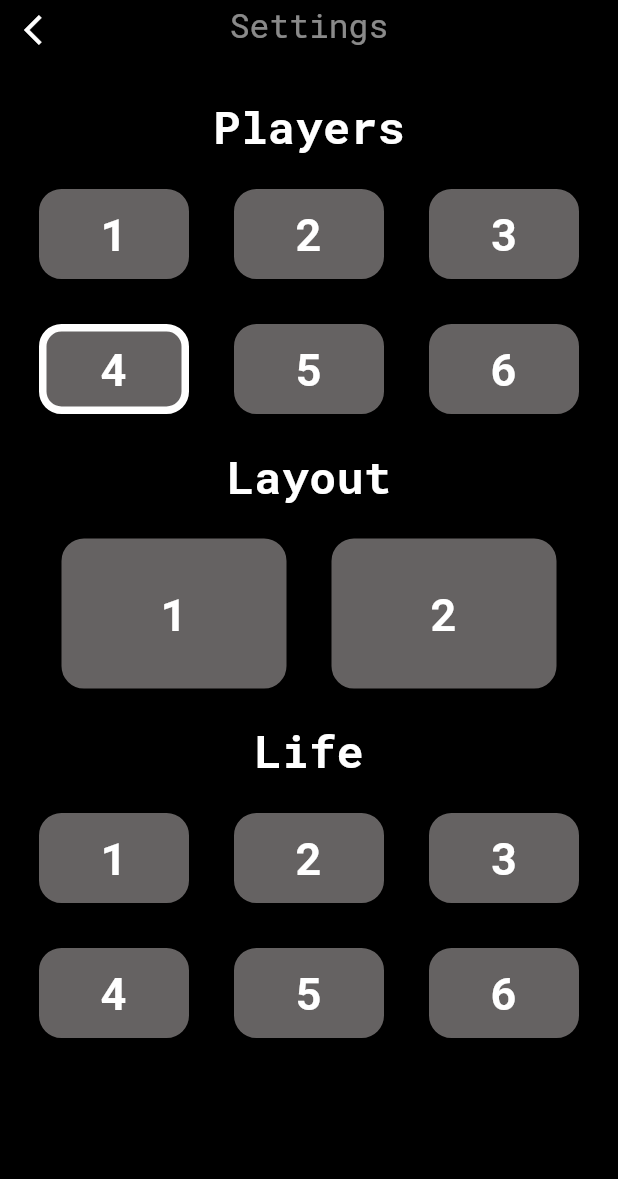
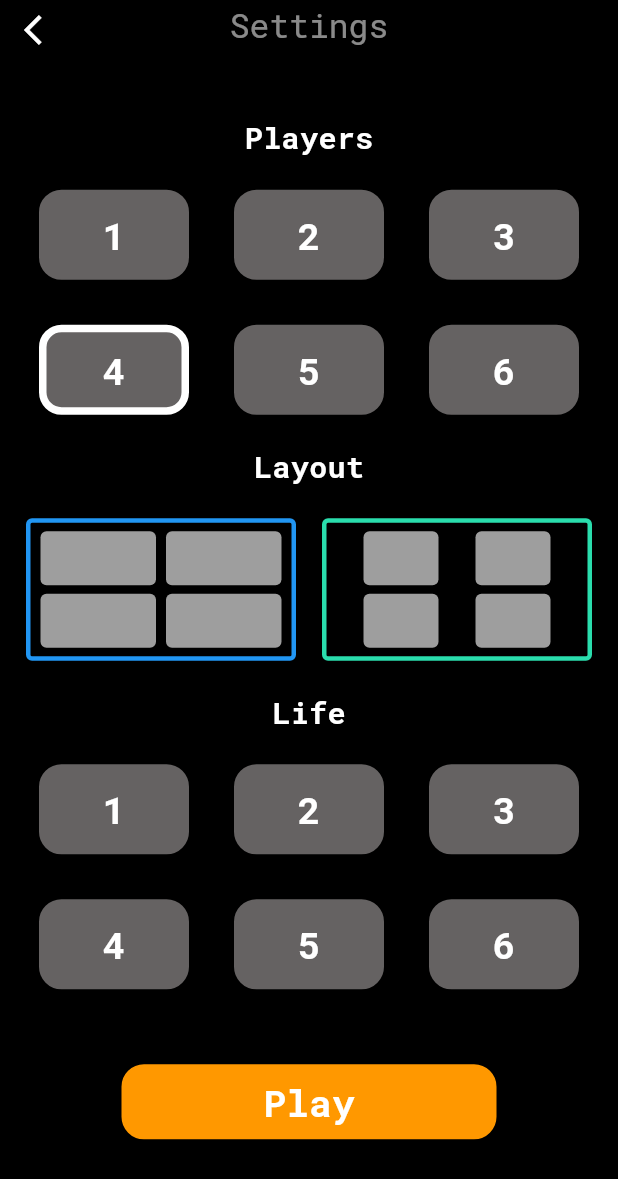
Before and after one commit to trand95/lp_counter, a Flutter app: the SettingScreen screen opened by its route, after a tap on an icon or button, on a phone screen of 412 x 824 dp. Shown: the top 1179 px of the screen. Run offline on Flutter 3.47's test engine with Material 3 defaults, Android fonts, the phone set to English and light mode, and no system bars; our stand-ins replace gap.

Commit message:
fith commit

```diff
--- a/lib/main.dart
+++ b/lib/main.dart
@@ -1,8 +1,11 @@
 import 'package:flutter/material.dart';
 import 'package:lp_counter/src/screens/home_screen.dart';
 import 'package:lp_counter/src/screens/setting_screen.dart';
+import 'package:flutter/services.dart';
 
 void main() {
+  WidgetsFlutterBinding.ensureInitialized();
+  SystemChrome.setPreferredOrientations([DeviceOrientation.portraitUp]);
   runApp(MagicLifeCounter());
 }
 
--- a/lib/src/screens/home_screen.dart
+++ b/lib/src/screens/home_screen.dart
@@ -1,4 +1,5 @@
 import 'package:flutter/material.dart';
+import 'package:flutter/widgets.dart';
 import 'package:gap/gap.dart';
 import 'package:lp_counter/src/styles/button.dart';
 
@@ -19,13 +20,24 @@ class _HomeScreenState extends State<HomeScreen> {
         child: Center(
           child: Column(
             children: [
-              const Text(
+              ShaderMask(
+                shaderCallback: (bounds) => const RadialGradient(
+                  center: Alignment.center,
+                  radius: 1.0,
+                  colors: [
+                    Colors.yellow,
+                    Colors.deepOrange,
+                  ],
+                  tileMode: TileMode.mirror,
+                ).createShader(bounds),
+                child: const Text(
                   'MAGIC',
                   style: TextStyle(
                       color: Colors.white,
                       fontWeight: FontWeight.bold,
                       fontSize: 80,
                       fontFamily: 'SATAM'),
+                ),
               ),
               const Text(
                 '    Life Counter',
--- a/lib/src/screens/setting_screen.dart
+++ b/lib/src/screens/setting_screen.dart
@@ -5,6 +5,8 @@ import 'package:gap/gap.dart';
 import 'package:lp_counter/src/styles/button_text.dart';
 import 'package:lp_counter/src/styles/app_buttons.dart';
 import 'package:lp_counter/src/styles/color.dart';
+import 'package:lp_counter/src/styles/layout_41.dart';
+import 'package:lp_counter/src/styles/layout_42.dart';
 
 class SettingScreen extends StatefulWidget {
   const SettingScreen({super.key});
@@ -39,29 +41,58 @@ class _SettingScreenState extends State<SettingScreen> {
       body: Padding(
         padding: const EdgeInsetsDirectional.fromSTEB(0, 30, 0, 0),
         child: Center(
+          child: SingleChildScrollView(
             child: Column(
               children: [
-              ButtonText(size: 30, text: 'Players', color: white),
+                ButtonText(size: 20, text: 'Players', color: white),
                 const Gap(20),
                 _playerSection(),
                 const Gap(20),
                 Visibility(
                   visible: isVisible,
-                child: ButtonText(size: 30, text: 'Layout', color: white),
+                  child: ButtonText(size: 20, text: 'Layout', color: white),
                 ),
                 const Gap(20),
                 _layoutSection(),
                 const Gap(20),
-              ButtonText(size: 30, text: 'Life', color: white),
+                ButtonText(size: 20, text: 'Life', color: white),
                 const Gap(20),
                 _lifeSection(),
+                const Gap(50),
+                AppButtons(
+                  height: 50,
+                  width: 250,
+                  color: white,
+                  backgroundColor: Colors.orange,
+                  borderColor: Colors.orange,
+                  text: 'Play',
+                ),
+                const Gap(50),
               ],
+            ),
           ),
         ),
       ),
     );
   }
 
+  Visibility _layoutSection() {
+    return Visibility(
+        visible: isVisible,
+        child: InkWell(
+          onTap: () {
+            setState(() {
+              selectedLayout = index;
+            });
+          },
+          child: const Row(
+            mainAxisAlignment: MainAxisAlignment.spaceEvenly,
+            children: [Layout41(), Layout42()],
+          ),
+        ));
+  }
+
+/*
   Visibility _layoutSection() {
     return Visibility(
       visible: isVisible,
@@ -76,7 +107,7 @@ class _SettingScreenState extends State<SettingScreen> {
                 selectedLayout = index;
               });
             },
-            child: AppButtons(
+            child: const Layout41(),/*AppButtons(
                 height: 100,
                 width: 150,
                 color: white,
@@ -85,13 +116,13 @@ class _SettingScreenState extends State<SettingScreen> {
                     ? white
                     : const Color.fromARGB(255, 101, 98, 98),
                 isIcon: false,
-                text: (index + 1).toString()),
+                text: (index + 1).toString()),*/
           ),
         ),
       ),
     );
   }
-
+*/
   Wrap _playerSection() {
     return Wrap(
       spacing: 30,
--- a/lib/src/styles/app_buttons.dart
+++ b/lib/src/styles/app_buttons.dart
@@ -37,7 +37,7 @@ class AppButtons extends StatelessWidget {
           ? Center(
               child: Text(text!,
                   style: TextStyle(
-                      color: color, fontSize: 30, fontWeight: FontWeight.bold)))
+                      color: color, fontSize: 25, fontWeight: FontWeight.bold)))
           : Icon(icon, color: color),
     );
   }
--- a/lib/src/styles/button.dart
+++ b/lib/src/styles/button.dart
@@ -3,11 +3,11 @@ import 'package:lp_counter/src/styles/color.dart';
 
 final ButtonStyle buttonStart = ElevatedButton.styleFrom(
   minimumSize: const Size(250, 50),
-  backgroundColor: orange,
+  backgroundColor: Colors.orange,
   elevation: 0,
   shape: const RoundedRectangleBorder(
     borderRadius: BorderRadius.all(
-      Radius.circular(10),
+      Radius.circular(25),
     ),
   ),
 );
--- /dev/null
+++ b/lib/src/styles/layout_41.dart
@@ -0,0 +1,58 @@
+import 'package:flutter/material.dart';
+
+class Layout41 extends StatelessWidget {
+  final double height = 36;
+  final double width = 77;
+  const Layout41({super.key});
+
+  @override
+  Widget build(BuildContext context) {
+    return Container(
+      height: 95,
+      width: 180,
+      decoration: BoxDecoration(
+          border: Border.all(color: Colors.blue, width: 3),
+          borderRadius: BorderRadius.circular(4),
+          color: Colors.black),
+      child: Column(
+        mainAxisAlignment: MainAxisAlignment.spaceEvenly,
+        children: [
+          Row(
+            mainAxisAlignment: MainAxisAlignment.spaceEvenly,
+            children: [
+              Container(
+                height: height,
+                width: width,
+                decoration: BoxDecoration(
+                    borderRadius: BorderRadius.circular(4), color: Colors.grey),
+              ),
+              Container(
+                height: height,
+                width: width,
+                decoration: BoxDecoration(
+                    borderRadius: BorderRadius.circular(4), color: Colors.grey),
+              ),
+            ],
+          ),
+          Row(
+            mainAxisAlignment: MainAxisAlignment.spaceEvenly,
+            children: [
+              Container(
+                height: height,
+                width: width,
+                decoration: BoxDecoration(
+                    borderRadius: BorderRadius.circular(4), color: Colors.grey),
+              ),
+              Container(
+                height: height,
+                width: width,
+                decoration: BoxDecoration(
+                    borderRadius: BorderRadius.circular(4), color: Colors.grey),
+              ),
+            ],
+          ),
+        ],
+      ),
+    );
+  }
+}
--- /dev/null
+++ b/lib/src/styles/layout_42.dart
@@ -0,0 +1,59 @@
+import 'package:flutter/material.dart';
+
+class Layout42 extends StatelessWidget {
+  final double height = 36;
+  final double width = 50;
+  const Layout42({super.key});
+
+  @override
+  Widget build(BuildContext context) {
+    return Container(
+      height: 95,
+      width: 180,
+      decoration: BoxDecoration(
+          border:
+              Border.all(color: Color.fromARGB(255, 42, 221, 173), width: 3),
+          borderRadius: BorderRadius.circular(4),
+          color: Colors.black),
+      child: Column(
+        mainAxisAlignment: MainAxisAlignment.spaceEvenly,
+        children: [
+          Row(
+            mainAxisAlignment: MainAxisAlignment.spaceEvenly,
+            children: [
+              Container(
+                height: height,
+                width: width,
+                decoration: BoxDecoration(
+                    borderRadius: BorderRadius.circular(4), color: Colors.grey),
+              ),
+              Container(
+                height: height,
+                width: width,
+                decoration: BoxDecoration(
+                    borderRadius: BorderRadius.circular(4), color: Colors.grey),
+              ),
+            ],
+          ),
+          Row(
+            mainAxisAlignment: MainAxisAlignment.spaceEvenly,
+            children: [
+              Container(
+                height: height,
+                width: width,
+                decoration: BoxDecoration(
+                    borderRadius: BorderRadius.circular(4), color: Colors.grey),
+              ),
+              Container(
+                height: height,
+                width: width,
+                decoration: BoxDecoration(
+                    borderRadius: BorderRadius.circular(4), color: Colors.grey),
+              ),
+            ],
+          ),
+        ],
+      ),
+    );
+  }
+}
```
Also changed, not shown: 1 other file. Lines whose indentation alone changed are shown as unchanged.
